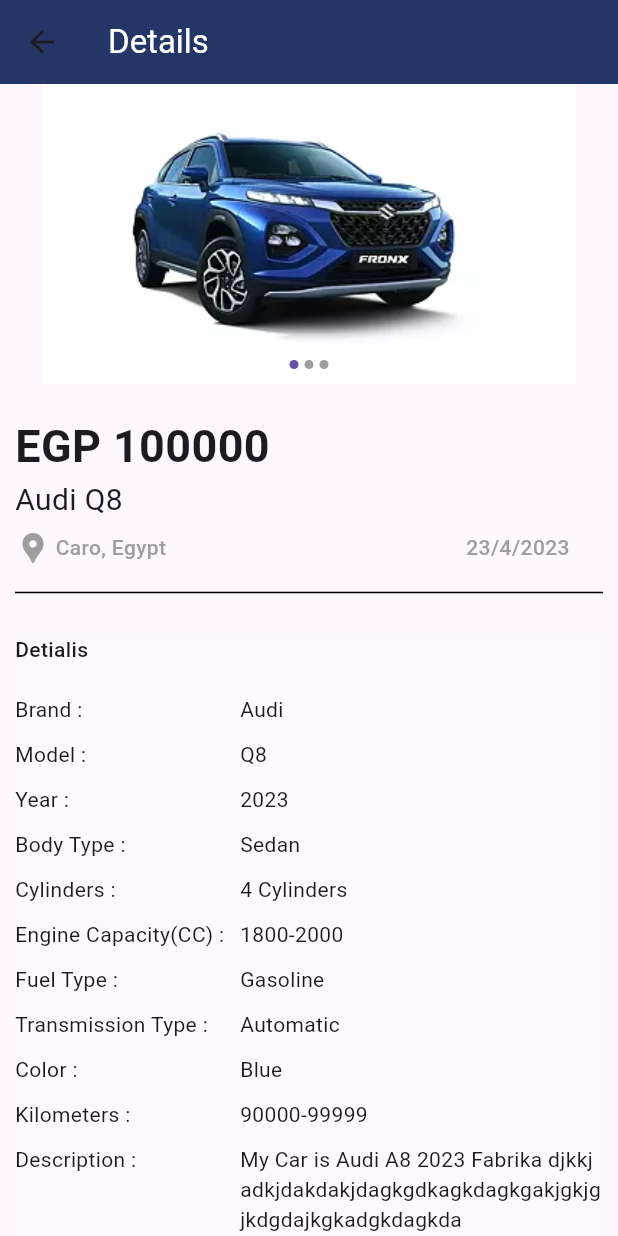
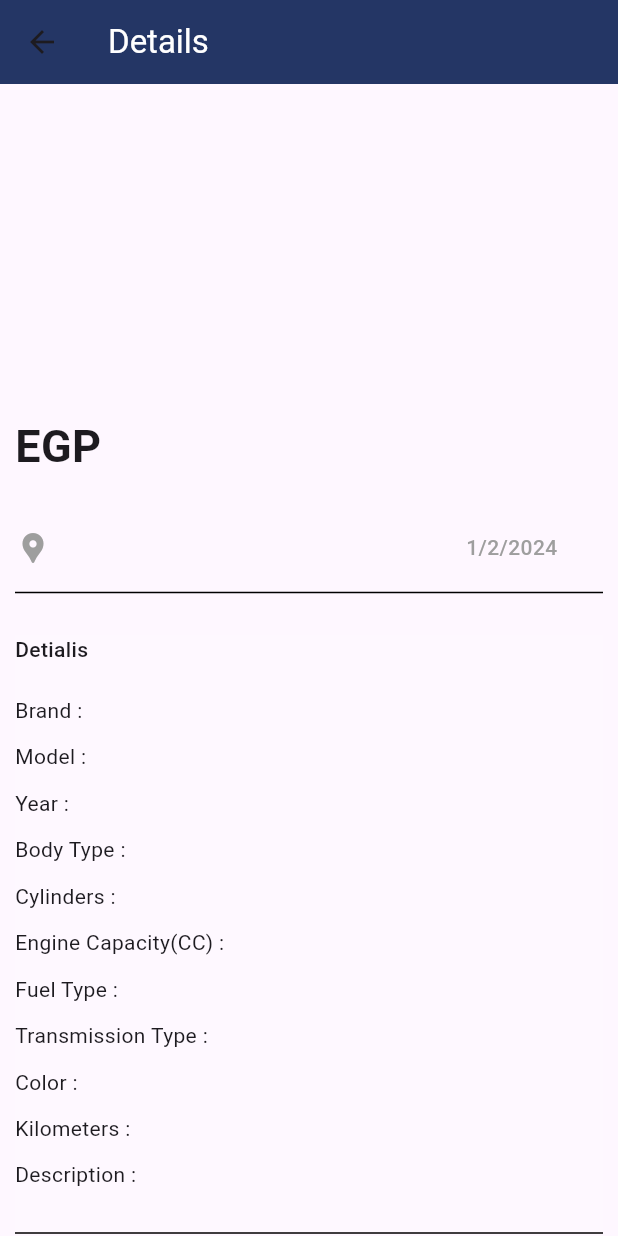
Before and after one commit to mohamedsalah918101/Cars-Store, a Flutter app: the ShowDetails screen opened directly with empty values, on a phone screen of 412 x 824 dp. Run offline on Flutter 3.47's test engine with Material 3 defaults, Android fonts, the phone set to English and light mode, and no system bars; drawn by our look-alikes of flutter_image_slideshow; our stand-ins replace animated_splash_screen, cloud_firestore, firebase_auth, firebase_core, firebase_storage, fluttertoast and 2 more; missing offline and left inert: datepicker_dropdown; accounts and stored records are empty.

Commit message:
mohamed alaa post details

```diff
--- a/lib/screens/show_details.dart
+++ b/lib/screens/show_details.dart
@@ -1,13 +1,16 @@
+import 'package:cars_store/controller/firestore_controller.dart';
+import 'package:cars_store/models/post_model.dart';
 import 'package:cars_store/screens/favorites_cars.dart';
 import 'package:flutter/material.dart';
 import 'package:fluttertoast/fluttertoast.dart';
 import 'package:flutter_image_slideshow/flutter_image_slideshow.dart';
 import 'package:get/get.dart';
 import 'package:url_launcher/url_launcher.dart';
+
 class ShowDetails extends StatelessWidget {
-  int? carIndex;
+  PostModel? post;
 
-  ShowDetails(this.carIndex);
+  ShowDetails(this.post);
 
   void _showToast(String message) {
     Fluttertoast.showToast(
@@ -30,26 +33,33 @@
           style: TextStyle(color: Colors.white),
         ),
       ),
-      body: SingleChildScrollView(
+      body:SingleChildScrollView(
         child: Padding(
           padding: const EdgeInsets.symmetric(horizontal: 10),
-          child: Column(
+          child:Column(
                 crossAxisAlignment: CrossAxisAlignment.start,
                 children: [
-              ImageSlideshow(width: double.infinity, children: [
-                Image.asset("assets/images/car_example.webp"),
-                Image.asset("assets/images/car_example.webp"),
-                Image.asset("assets/images/car_example.webp")
-              ]),
+                  Builder(builder: (context) {
+                    List<String> images = [];
+                    post!.images?.forEach((element) {
+                      images.add(element);
+                    });
+                    List<Widget> widgets = [];
+                    for (var image in images) {
+                      widgets.add(Image.network(image));
+                    }
+                    return ImageSlideshow(
+                        width: double.infinity, children: widgets);
+                  }),
                   SizedBox(
                     height: 20,
                   ),
                   Text(
-                "EGP 100000",
+                    "EGP ${post!.price}",
                     style: TextStyle(fontSize: 30, fontWeight: FontWeight.bold),
                   ),
                   Text(
-                "Audi Q8",
+                    "${post!.brand} ${post!.model}",
                     style: TextStyle(fontSize: 20),
                   ),
                   SizedBox(
@@ -64,15 +74,38 @@
                       SizedBox(
                         width: 3,
                       ),
-                  Expanded(flex: 3, child: Text('Caro, Egypt',style: TextStyle(color: Colors.grey,fontWeight: FontWeight.w500),)),
-                  Expanded(child: Text('23/4/2023',style: TextStyle(color: Colors.grey,fontWeight: FontWeight.w500))),
+                      Expanded(
+                          flex: 3,
+                          child: Text(
+                            post!.location.toString(),
+                            style: TextStyle(
+                                color: Colors.grey,
+                                fontWeight: FontWeight.w500),
+                          )),
+                      Expanded(
+                          child: Text(
+                              post!.time!.day
+                                      .toString() +
+                                  '/' +
+                                  post!.time!.month
+                                      .toString() +
+                                  '/' +
+                                  post!.time!.year
+                                      .toString(),
+                              style: TextStyle(
+                                  color: Colors.grey,
+                                  fontWeight: FontWeight.w500))),
                     ],
                   ),
                   SizedBox(
                     height: 10,
                   ),
-              Divider(color: Colors.black,),
-              SizedBox(height: 20,),
+                  Divider(
+                    color: Colors.black,
+                  ),
+                  SizedBox(
+                    height: 20,
+                  ),
                   Container(
                     color: Colors.white10,
                     width: double.infinity,
@@ -87,50 +120,58 @@
                         Row(
                           children: [
                             SizedBox(width: 150, child: Text('Brand :')),
-                        Text('Audi'),
+                            Text(post!.brand
+                                .toString()),
                           ],
                         ),
                         SizedBox(height: 10),
                         Row(
                           children: [
                             SizedBox(width: 150, child: Text('Model :')),
-                        Text('Q8'),
+                            Text(post!.model
+                                .toString()),
                           ],
                         ),
                         SizedBox(height: 10),
                         Row(
                           children: [
                             SizedBox(width: 150, child: Text('Year :')),
-                        Text('2023'),
+                            Text(
+                                post!.year.toString()),
                           ],
                         ),
                         SizedBox(height: 10),
                         Row(
                           children: [
                             SizedBox(width: 150, child: Text('Body Type :')),
-                        Text('Sedan'),
+                            Text(post!.bodyType
+                                .toString()),
                           ],
                         ),
                         SizedBox(height: 10),
                         Row(
                           children: [
                             SizedBox(width: 150, child: Text('Cylinders :')),
-                        Text('4 Cylinders'),
+                            Text(post!.cylinders
+                                .toString()),
                           ],
                         ),
                         SizedBox(height: 10),
                         Row(
                           children: [
                             SizedBox(
-                            width: 150, child: Text('Engine Capacity(CC) :')),
-                        Text('1800-2000'),
+                                width: 150,
+                                child: Text('Engine Capacity(CC) :')),
+                            Text(post!.engineCapacity
+                                .toString()),
                           ],
                         ),
                         SizedBox(height: 10),
                         Row(
                           children: [
                             SizedBox(width: 150, child: Text('Fuel Type :')),
-                        Text('Gasoline'),
+                            Text(post!.fuelType
+                                .toString()),
                           ],
                         ),
                         SizedBox(height: 10),
@@ -138,21 +179,24 @@
                           children: [
                             SizedBox(
                                 width: 150, child: Text('Transmission Type :')),
-                        Text('Automatic'),
+                            Text(post!.transmissionType
+                                .toString()),
                           ],
                         ),
                         SizedBox(height: 10),
                         Row(
                           children: [
                             SizedBox(width: 150, child: Text('Color :')),
-                        Text('Blue'),
+                            Text(post!.color
+                                .toString()),
                           ],
                         ),
                         SizedBox(height: 10),
                         Row(
                           children: [
                             SizedBox(width: 150, child: Text('Kilometers :')),
-                        Text('90000-99999'),
+                            Text(post!.kilometers
+                                .toString()),
                           ],
                         ),
                         SizedBox(height: 10),
@@ -161,17 +205,29 @@
                           children: [
                             SizedBox(width: 150, child: Text('Description :')),
                             Expanded(
-                            child: Text(
-                                'My Car is Audi A8 2023 Fabrika djkkjadkjdakdakjdagkgdkagkdagkgakjgkjgjkdgdajkgkadgkdagkda')),
+                                child: Text(post!.description
+                                    .toString())),
                           ],
                         ),
                         SizedBox(height: 20),
-                    Row(mainAxisAlignment: MainAxisAlignment.spaceEvenly,
+                        Divider(color: Colors.black),
+                        SizedBox(height:20 ),
+                        Row(
+                          children: [
+                            SizedBox(width: 150, child: Text('Car Owner :')),
+                            Text(post!.ownerName
+                                .toString()),
+                          ],
+                        ),
+                        SizedBox(height: 20,),
+                        Row(
+                          mainAxisAlignment: MainAxisAlignment.spaceEvenly,
                           children: [
                             Expanded(
                               child: TextButton(
                                   onPressed: () async {
-                                await launchUrl(Uri.parse('tel:01015305666'));
+                                    await launchUrl(Uri.parse(
+                                        'tel:${post!.ownerMobile}'));
                                   },
                                   child: Icon(Icons.phone, color: Colors.white),
                                   style: ButtonStyle(
@@ -183,7 +239,8 @@
                             Expanded(
                               child: TextButton(
                                   onPressed: () async {
-                                await launchUrl(Uri.parse('sms:+201550918101'));
+                                    await launchUrl(Uri.parse(
+                                        'sms:+2${post!.ownerMobile}'));
                                   },
                                   child: Icon(Icons.sms, color: Colors.white),
                                   style: ButtonStyle(
```
Also changed, not shown: lib/controller/firestore_controller.dart (+22 -8 lines), lib/models/post_model.dart (+22 -20 lines), lib/screens/add_car_details.dart (+80 -37 lines), lib/screens/home.dart (+18 -12 lines). Lines whose indentation alone changed are shown as unchanged.
